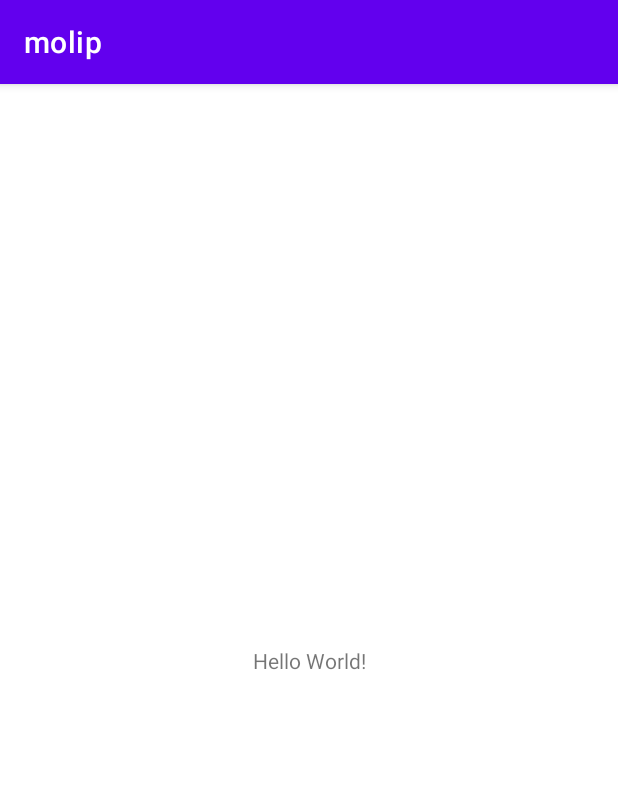
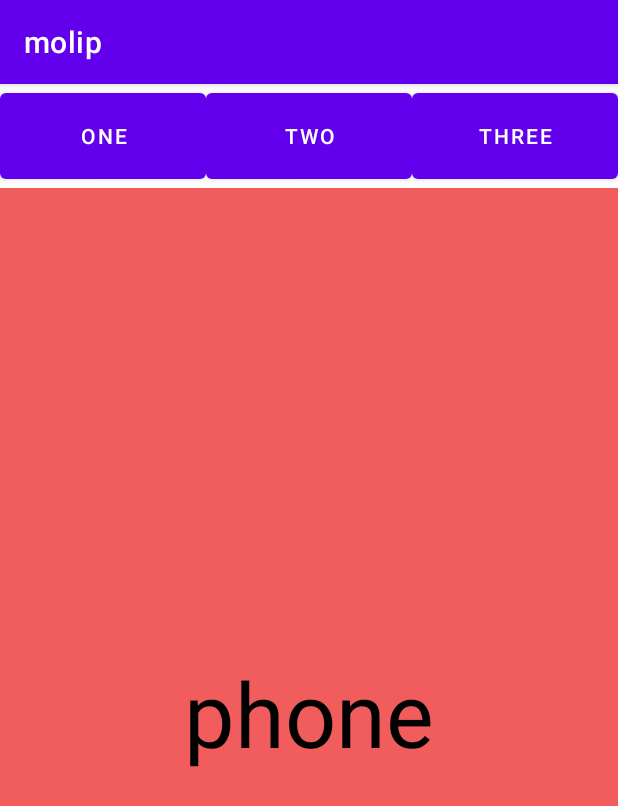
Before and after one commit to Rudolf0328/molip_week1, an Android app: the screen it shows after launch (MainActivity), on a phone screen of 412 x 824 dp. Shown: the top 806 px of the screen. Run offline under Robolectric (Android 15) with nearby library versions, the phone set to English and light mode, and no system bars.

Commit message:
fragment start

```diff
--- a/app/src/main/java/com/example/molip/MainActivity.java
+++ b/app/src/main/java/com/example/molip/MainActivity.java
@@ -1,14 +1,58 @@
 package com.example.molip;
 
+import android.os.Bundle;
+import android.view.View;
+import android.widget.Button;
+
 import androidx.appcompat.app.AppCompatActivity;
+import androidx.fragment.app.FragmentManager;
+import androidx.fragment.app.FragmentTransaction;
 
-import android.os.Bundle;
+public class MainActivity extends AppCompatActivity implements View.OnClickListener {
+    FragmentManager manager;
+    FragmentTransaction ft;
 
-public class MainActivity extends AppCompatActivity {
+    Phone phone;
+    Pictures pictures;
 
     @Override
     protected void onCreate(Bundle savedInstanceState) {
         super.onCreate(savedInstanceState);
         setContentView(R.layout.activity_main);
+
+        manager = getSupportFragmentManager();
+
+        Button phoneTab = findViewById(R.id.one);
+        Button picturesTab = findViewById(R.id.two);
+
+        phone = new Phone();
+        pictures = new Pictures();
+
+        ft = manager.beginTransaction();
+        ft.add(R.id.fragment_container, phone);
+        ft.addToBackStack(null);
+        ft.commit();
+
+        phoneTab.setOnClickListener(this);
+        picturesTab.setOnClickListener(this);
+    }
+
+    @Override
+    public void onClick(View v) {
+        ft = manager.beginTransaction();
+
+        int id = v.getId();
+        switch (id) {
+            case R.id.one:
+                ft.replace(R.id.fragment_container, phone);
+                ft.commit();
+                break;
+            case R.id.two:
+                ft.replace(R.id.fragment_container, pictures);
+                ft.commit();
+                break;
+            default:
+                break;
+        }
     }
 }
--- /dev/null
+++ b/app/src/main/java/com/example/molip/Phone.java
@@ -0,0 +1,26 @@
+package com.example.molip;
+
+import android.os.Bundle;
+import android.view.LayoutInflater;
+import android.view.View;
+import android.view.ViewGroup;
+
+import androidx.annotation.NonNull;
+import androidx.annotation.Nullable;
+import androidx.fragment.app.Fragment;
+
+//import com.example.molip.R;
+
+public class Phone extends Fragment {
+
+    @Nullable
+    @Override
+    public View onCreateView(@NonNull LayoutInflater inflater, @Nullable ViewGroup container, @Nullable Bundle savedInstanceState) {
+        return inflater.inflate(R.layout.phone, container, false);
+    }
+
+    @Override
+    public void onViewCreated(@NonNull View view, @Nullable Bundle savedInstanceState) {
+        super.onViewCreated(view, savedInstanceState);
+    }
+}
--- /dev/null
+++ b/app/src/main/java/com/example/molip/Pictures.java
@@ -0,0 +1,24 @@
+package com.example.molip;
+
+import android.os.Bundle;
+import android.view.LayoutInflater;
+import android.view.View;
+import android.view.ViewGroup;
+
+import androidx.annotation.NonNull;
+import androidx.annotation.Nullable;
+import androidx.fragment.app.Fragment;
+
+public class Pictures extends Fragment {
+
+    @Nullable
+    @Override
+    public View onCreateView(@NonNull LayoutInflater inflater, @Nullable ViewGroup container, @Nullable Bundle savedInstanceState) {
+        return inflater.inflate(R.layout.pictures, container, false);
+    }
+
+    @Override
+    public void onViewCreated(@NonNull View view, @Nullable Bundle savedInstanceState) {
+        super.onViewCreated(view, savedInstanceState);
+    }
+}
--- a/app/src/main/res/layout/activity_main.xml
+++ b/app/src/main/res/layout/activity_main.xml
@@ -1,18 +1,45 @@
 <?xml version="1.0" encoding="utf-8"?>
-<androidx.constraintlayout.widget.ConstraintLayout xmlns:android="http://schemas.android.com/apk/res/android"
+<LinearLayout xmlns:android="http://schemas.android.com/apk/res/android"
     xmlns:app="http://schemas.android.com/apk/res-auto"
     xmlns:tools="http://schemas.android.com/tools"
     android:layout_width="match_parent"
     android:layout_height="match_parent"
+    android:orientation="vertical"
     tools:context=".MainActivity">
 
-    <TextView
-        android:layout_width="wrap_content"
-        android:layout_height="wrap_content"
-        android:text="Hello World!"
-        app:layout_constraintBottom_toBottomOf="parent"
-        app:layout_constraintLeft_toLeftOf="parent"
-        app:layout_constraintRight_toRightOf="parent"
-        app:layout_constraintTop_toTopOf="parent" />
+    <LinearLayout
+        android:layout_width="match_parent"
+        android:layout_height="0dp"
+        android:layout_weight="1"
+        android:orientation="horizontal">
 
-</androidx.constraintlayout.widget.ConstraintLayout>
+        <Button
+            android:id="@+id/one"
+            android:layout_width="0dp"
+            android:layout_height="match_parent"
+            android:layout_weight="1"
+            android:text="one" />
+
+        <Button
+            android:id="@+id/two"
+            android:layout_width="0dp"
+            android:layout_height="match_parent"
+            android:layout_weight="1"
+            android:text="two" />
+
+        <Button
+            android:id="@+id/three"
+            android:layout_width="0dp"
+            android:layout_height="match_parent"
+            android:layout_weight="1"
+            android:text="three" />
+    </LinearLayout>
+
+    <LinearLayout
+        android:id="@+id/fragment_container"
+        android:layout_width="match_parent"
+        android:layout_height="0dp"
+        android:layout_weight="10"
+        android:orientation="vertical" />
+
+</LinearLayout>
--- /dev/null
+++ b/app/src/main/res/layout/phone.xml
@@ -0,0 +1,22 @@
+<?xml version="1.0" encoding="utf-8"?>
+<androidx.constraintlayout.widget.ConstraintLayout
+    xmlns:android="http://schemas.android.com/apk/res/android"
+    xmlns:app="http://schemas.android.com/apk/res-auto"
+    android:orientation="vertical" android:layout_width="match_parent"
+    android:layout_height="match_parent"
+    android:background="#F15C5C">
+
+    <TextView
+        android:id="@+id/tv1"
+        android:layout_width="wrap_content"
+        android:layout_height="wrap_content"
+        android:layout_gravity="center"
+        android:text="phone"
+        android:textColor="#000"
+        android:textSize="60sp"
+        app:layout_constraintBottom_toBottomOf="parent"
+        app:layout_constraintEnd_toEndOf="parent"
+        app:layout_constraintStart_toStartOf="parent"
+        app:layout_constraintTop_toTopOf="parent" />
+
+</androidx.constraintlayout.widget.ConstraintLayout>
```
Also changed, not shown: app/src/main/res/layout/pictures.xml (added, +22 -0 lines).
